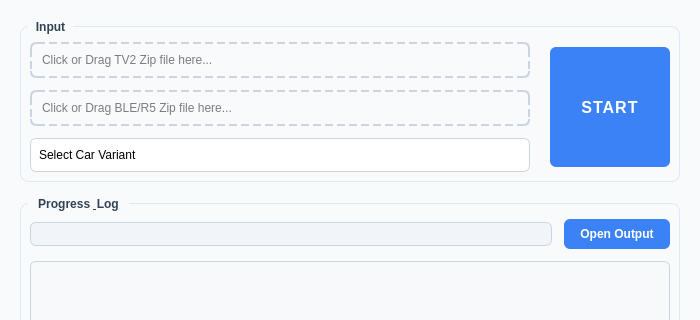
Above: src/ui/main_window.ui from TheMobilityHub/FlashMate before the change; both pictures show x 0 to 700 and y 0 to 320 of the 700 by 490 pixel window. Below: the same form after it.
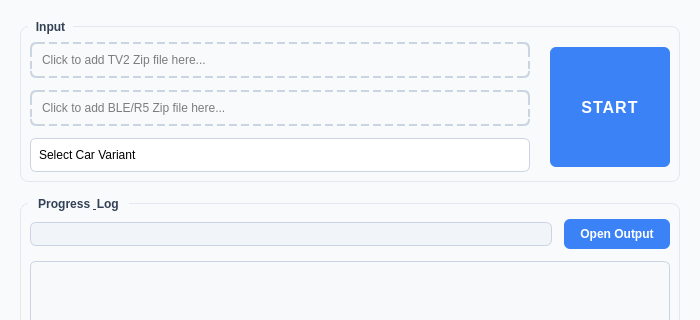
That is the form after the change.

Commit message: feat: init ui

Patch:
```diff
--- a/src/ui/main_window.ui
+++ b/src/ui/main_window.ui
@@ -148,7 +148,7 @@
             <bool>true</bool>
            </property>
            <property name="placeholderText">
-            <string>Click or Drag TV2 Zip file here...</string>
+            <string>Click to add TV2 Zip file here...</string>
            </property>
           </widget>
          </item>
@@ -161,7 +161,7 @@
             <bool>true</bool>
            </property>
            <property name="placeholderText">
-            <string>Click or Drag BLE/R5 Zip file here...</string>
+            <string>Click to add BLE/R5 Zip file here...</string>
            </property>
           </widget>
          </item>
```
Left out of the diff: 6 changed lines with no effect on the pictures. The commit also changes 2 other files.
